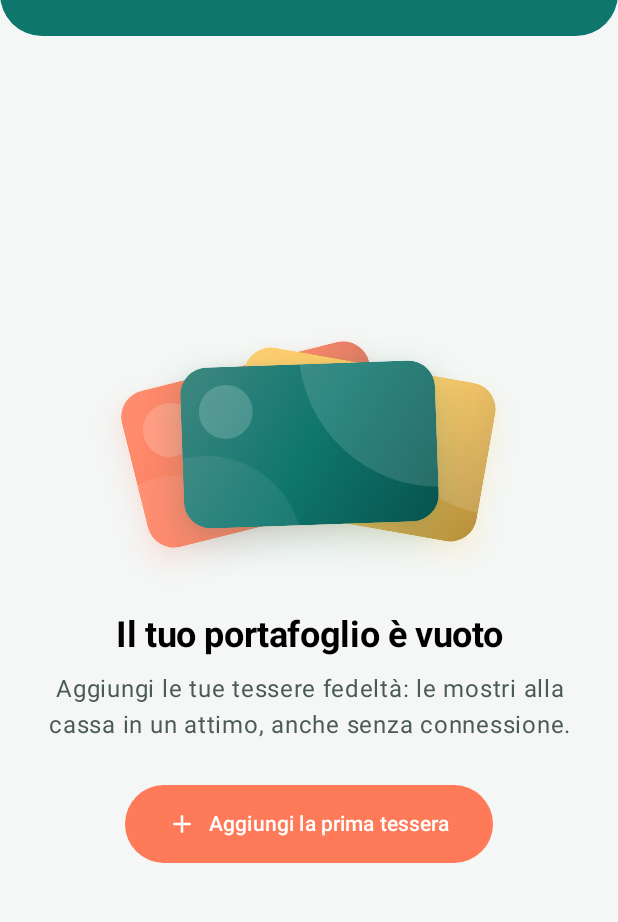
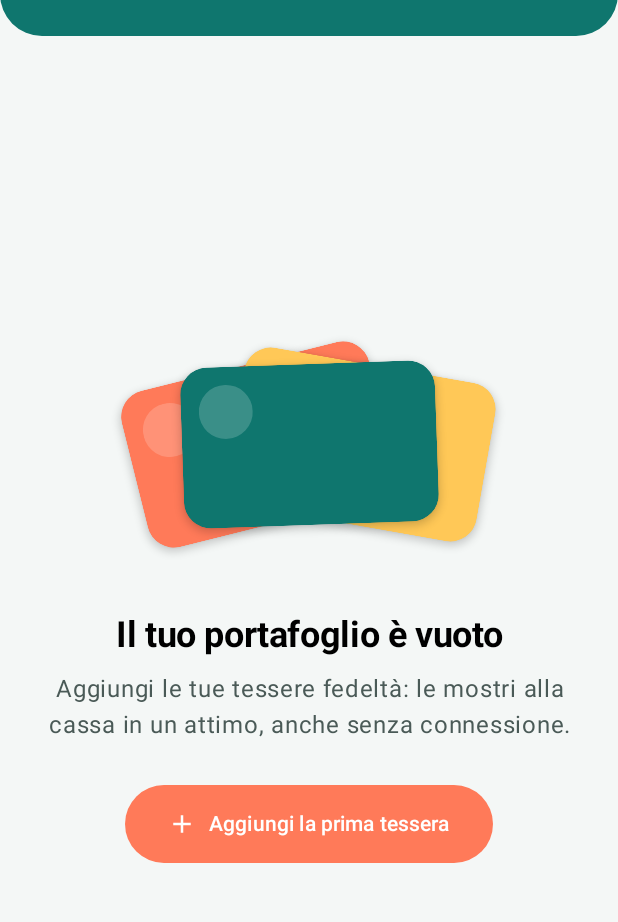
Before and after one commit to LoLler111/CantaCard, an Android app built with Jetpack Compose: the screen it shows after launch (MainActivity), on a phone screen of 412 x 824 dp, the part 78-1000 px from its top. Run offline under Robolectric (Android 15) with nearby library versions, the phone set to English and light mode, and no system bars.

Commit message:
Tessere piatte nel colore del negozio, come l'intestazione
Tolti sfumatura, riflessi tondi e ombra colorata da CardArt (lista,
anteprima nel modulo, schermata della tessera).

Co-Authored-By: Claude Opus 5.5 <noreply@anthropic.com>

```diff
--- a/app/src/main/java/dev/cantacard/ui/components/CardArt.kt
+++ b/app/src/main/java/dev/cantacard/ui/components/CardArt.kt
@@ -18,9 +18,6 @@ import androidx.compose.runtime.Composable
 import androidx.compose.ui.Alignment
 import androidx.compose.ui.Modifier
 import androidx.compose.ui.draw.clip
-import androidx.compose.ui.draw.drawBehind
-import androidx.compose.ui.geometry.Offset
-import androidx.compose.ui.graphics.Brush
 import androidx.compose.ui.graphics.Color
 import androidx.compose.ui.res.painterResource
 import androidx.compose.ui.text.font.FontWeight
@@ -30,31 +27,14 @@ import androidx.compose.ui.unit.dp
 import androidx.compose.ui.unit.sp
 import dev.cantacard.R
 import dev.cantacard.ui.contentColorOn
-import dev.cantacard.ui.darken
-import dev.cantacard.ui.lighten
 
 /** Rapporto larghezza/altezza di una carta di credito (ISO/IEC 7810 ID-1). */
 const val CARD_RATIO = 1.586f
 
-/** Sfondo "carta": gradiente diagonale dal colore del negozio con due riflessi tondi. */
+/** Sfondo "carta": colore pieno del negozio, piatto come l'intestazione (niente sfumature né riflessi). */
 fun Modifier.cardSurface(color: Color, corner: Dp = 18.dp): Modifier = this
     .clip(RoundedCornerShape(corner))
-    .background(
-        Brush.linearGradient(listOf(color.lighten(0.14f), color, color.darken(0.22f))),
-    )
-    .drawBehind {
-        val shine = Color.White
-        drawCircle(
-            color = shine.copy(alpha = 0.13f),
-            radius = size.width * 0.55f,
-            center = Offset(size.width * 1.02f, -size.height * 0.08f),
-        )
-        drawCircle(
-            color = shine.copy(alpha = 0.07f),
-            radius = size.width * 0.38f,
-            center = Offset(size.width * 0.08f, size.height * 1.15f),
-        )
-    }
+    .background(color)
 
 /** Tondo con l'iniziale, come un piccolo logo sulla carta. */
 @Composable
--- a/app/src/main/java/dev/cantacard/ui/edit/EditCardScreen.kt
+++ b/app/src/main/java/dev/cantacard/ui/edit/EditCardScreen.kt
@@ -13,7 +13,6 @@ import androidx.compose.foundation.layout.widthIn
 import androidx.compose.foundation.shape.CircleShape
 import androidx.compose.material3.Button
 import androidx.compose.material3.Surface
-import androidx.compose.ui.draw.shadow
 import dev.cantacard.ui.SectionLabelStyle
 import dev.cantacard.ui.components.CARD_RATIO
 import dev.cantacard.ui.components.CardArt
@@ -252,7 +251,6 @@ fun EditCardScreen(
                     modifier = Modifier
                         .align(Alignment.CenterHorizontally)
                         .widthIn(max = 340.dp)
-                        .shadow(14.dp, RoundedCornerShape(18.dp), ambientColor = previewColor, spotColor = previewColor)
                         .fillMaxWidth()
                         .aspectRatio(CARD_RATIO),
                 )
--- a/app/src/main/java/dev/cantacard/ui/list/CardListScreen.kt
+++ b/app/src/main/java/dev/cantacard/ui/list/CardListScreen.kt
@@ -231,7 +231,6 @@ private fun CardTile(card: Card, onClick: () -> Unit, modifier: Modifier = Modif
                 scaleX = scale
                 scaleY = scale
             }
-            .shadow(10.dp, RoundedCornerShape(18.dp), ambientColor = color, spotColor = color)
             .fillMaxWidth()
             .aspectRatio(CARD_RATIO)
             .clickable(interactionSource = interaction, indication = null, onClick = onClick)
@@ -304,7 +303,7 @@ private fun CardStackIllustration() {
                 modifier = Modifier
                     .offset(x = dx)
                     .graphicsLayer { rotationZ = angle }
-                    .shadow(12.dp, RoundedCornerShape(18.dp), ambientColor = color, spotColor = color)
+                    .shadow(3.dp, RoundedCornerShape(18.dp))
                     .width(width)
                     .aspectRatio(CARD_RATIO),
             )
```
Also changed, not shown: 1 other file.
